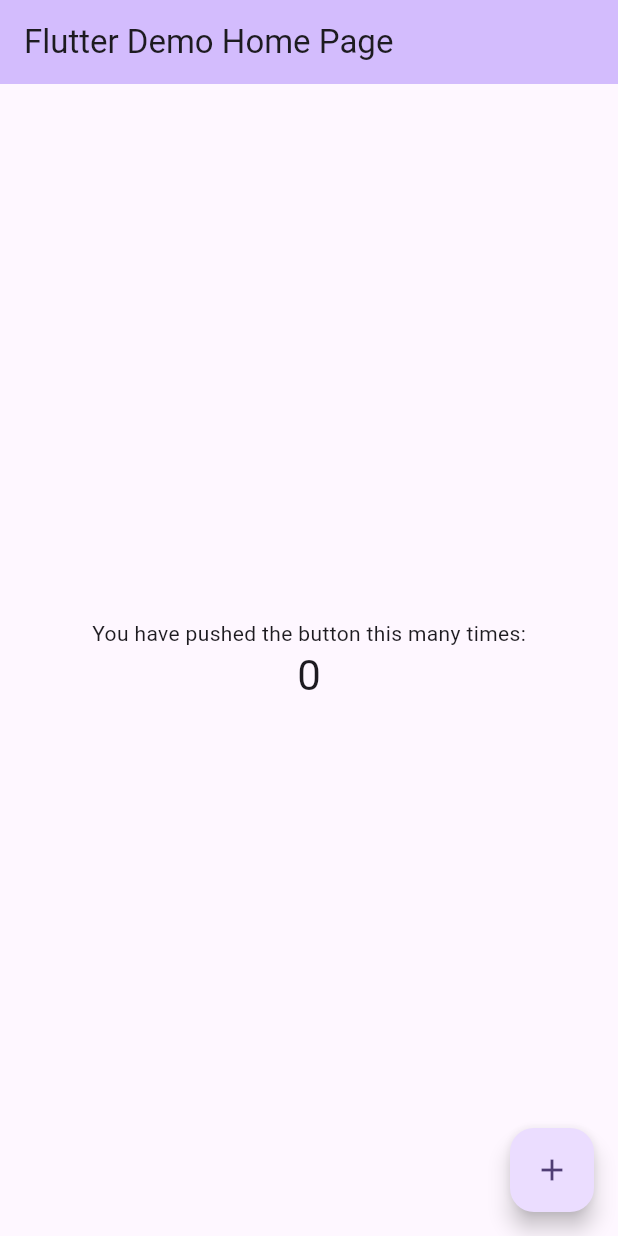
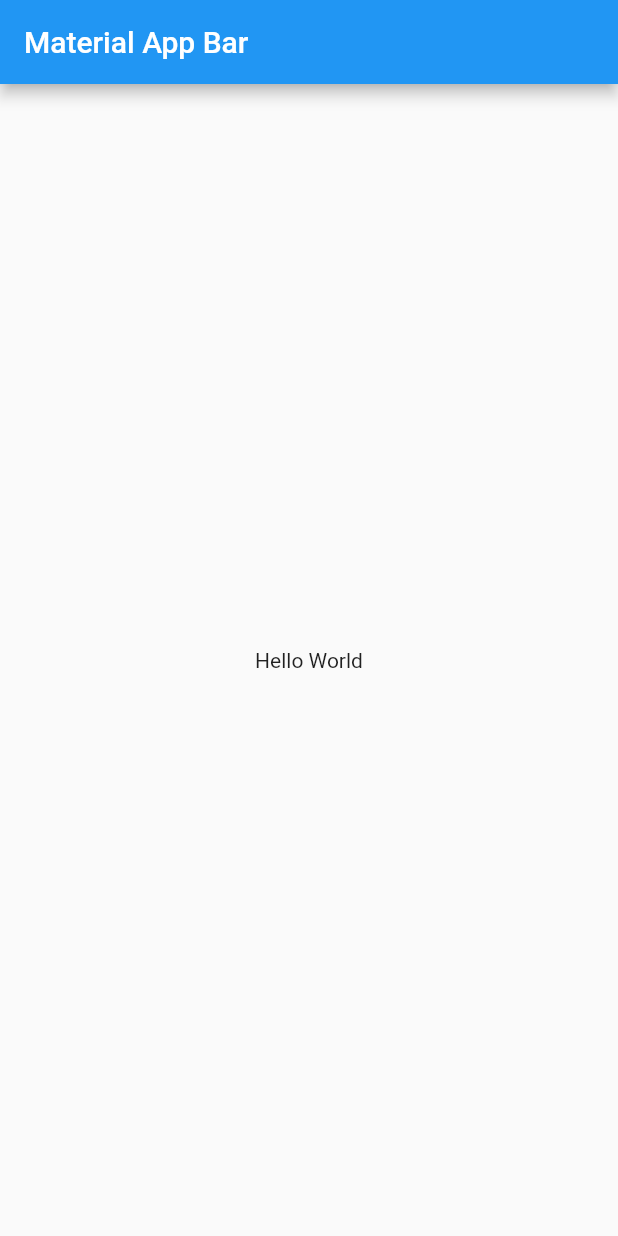
Before and after one commit to scancetin/film_trek, a Flutter app: the screen it shows after launch, on a phone screen of 412 x 824 dp. Run offline on Flutter 3.47's test engine with Material 2 defaults, Android fonts, the phone set to English and light mode, and no system bars.

Commit message:
film_trek initial commit

```diff
--- /dev/null
+++ b/lib/home.dart
@@ -0,0 +1,17 @@
+import 'package:flutter/material.dart';
+
+class Home extends StatelessWidget {
+  const Home({super.key});
+
+  @override
+  Widget build(BuildContext context) {
+    return Scaffold(
+      appBar: AppBar(
+        title: const Text('Material App Bar'),
+      ),
+      body: const Center(
+        child: Text('Hello World'),
+      ),
+    );
+  }
+}
--- a/lib/main.dart
+++ b/lib/main.dart
@@ -1,125 +1,18 @@
+// ignore_for_file: prefer_const_constructors
+
+import 'package:film_trek/home.dart';
 import 'package:flutter/material.dart';
 
-void main() {
-  runApp(const MyApp());
-}
+void main() => runApp(const MyApp());
 
 class MyApp extends StatelessWidget {
   const MyApp({super.key});
 
-  // This widget is the root of your application.
   @override
   Widget build(BuildContext context) {
     return MaterialApp(
-      title: 'Flutter Demo',
-      theme: ThemeData(
-        // This is the theme of your application.
-        //
-        // TRY THIS: Try running your application with "flutter run". You'll see
-        // the application has a blue toolbar. Then, without quitting the app,
-        // try changing the seedColor in the colorScheme below to Colors.green
-        // and then invoke "hot reload" (save your changes or press the "hot
-        // reload" button in a Flutter-supported IDE, or press "r" if you used
-        // the command line to start the app).
-        //
-        // Notice that the counter didn't reset back to zero; the application
-        // state is not lost during the reload. To reset the state, use hot
-        // restart instead.
-        //
-        // This works for code too, not just values: Most code changes can be
-        // tested with just a hot reload.
-        colorScheme: ColorScheme.fromSeed(seedColor: Colors.deepPurple),
-        useMaterial3: true,
-      ),
-      home: const MyHomePage(title: 'Flutter Demo Home Page'),
+      title: 'Material App',
+      home: Home(),
     );
   }
 }
-
-class MyHomePage extends StatefulWidget {
-  const MyHomePage({super.key, required this.title});
-
-  // This widget is the home page of your application. It is stateful, meaning
-  // that it has a State object (defined below) that contains fields that affect
-  // how it looks.
-
-  // This class is the configuration for the state. It holds the values (in this
-  // case the title) provided by the parent (in this case the App widget) and
-  // used by the build method of the State. Fields in a Widget subclass are
-  // always marked "final".
-
-  final String title;
-
-  @override
-  State<MyHomePage> createState() => _MyHomePageState();
-}
-
-class _MyHomePageState extends State<MyHomePage> {
-  int _counter = 0;
-
-  void _incrementCounter() {
-    setState(() {
-      // This call to setState tells the Flutter framework that something has
-      // changed in this State, which causes it to rerun the build method below
-      // so that the display can reflect the updated values. If we changed
-      // _counter without calling setState(), then the build method would not be
-      // called again, and so nothing would appear to happen.
-      _counter++;
-    });
-  }
-
-  @override
-  Widget build(BuildContext context) {
-    // This method is rerun every time setState is called, for instance as done
-    // by the _incrementCounter method above.
-    //
-    // The Flutter framework has been optimized to make rerunning build methods
-    // fast, so that you can just rebuild anything that needs updating rather
-    // than having to individually change instances of widgets.
-    return Scaffold(
-      appBar: AppBar(
-        // TRY THIS: Try changing the color here to a specific color (to
-        // Colors.amber, perhaps?) and trigger a hot reload to see the AppBar
-        // change color while the other colors stay the same.
-        backgroundColor: Theme.of(context).colorScheme.inversePrimary,
-        // Here we take the value from the MyHomePage object that was created by
-        // the App.build method, and use it to set our appbar title.
-        title: Text(widget.title),
-      ),
-      body: Center(
-        // Center is a layout widget. It takes a single child and positions it
-        // in the middle of the parent.
-        child: Column(
-          // Column is also a layout widget. It takes a list of children and
-          // arranges them vertically. By default, it sizes itself to fit its
-          // children horizontally, and tries to be as tall as its parent.
-          //
-          // Column has various properties to control how it sizes itself and
-          // how it positions its children. Here we use mainAxisAlignment to
-          // center the children vertically; the main axis here is the vertical
-          // axis because Columns are vertical (the cross axis would be
-          // horizontal).
-          //
-          // TRY THIS: Invoke "debug painting" (choose the "Toggle Debug Paint"
-          // action in the IDE, or press "p" in the console), to see the
-          // wireframe for each widget.
-          mainAxisAlignment: MainAxisAlignment.center,
-          children: <Widget>[
-            const Text(
-              'You have pushed the button this many times:',
-            ),
-            Text(
-              '$_counter',
-              style: Theme.of(context).textTheme.headlineMedium,
-            ),
-          ],
-        ),
-      ),
-      floatingActionButton: FloatingActionButton(
-        onPressed: _incrementCounter,
-        tooltip: 'Increment',
-        child: const Icon(Icons.add),
-      ), // This trailing comma makes auto-formatting nicer for build methods.
-    );
-  }
-}
```
